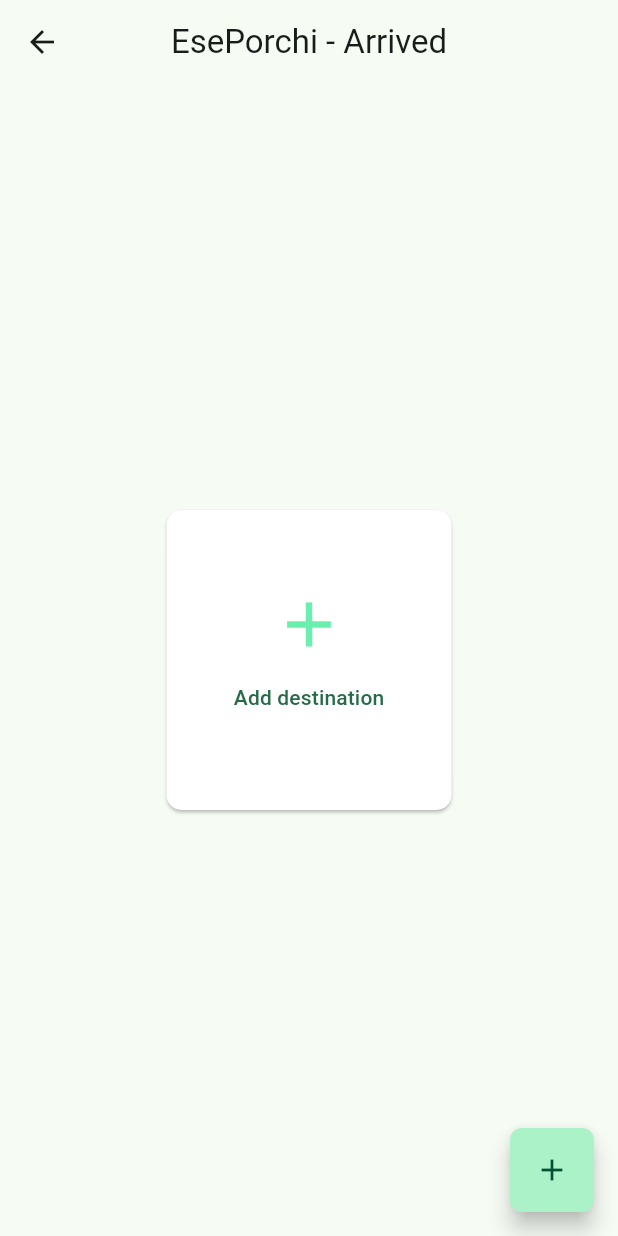
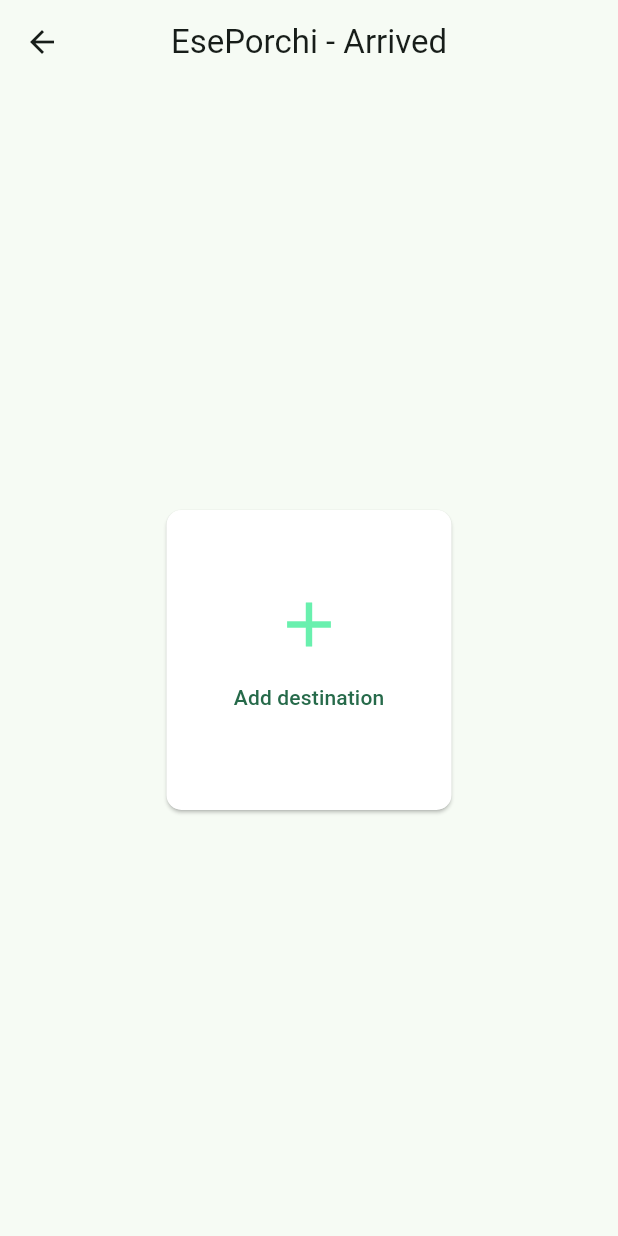
Before and after one commit to 0xAdiyat/EsePorchi-Arrived, a Flutter app: the screen it shows after launch, after a tap on "Schedule OneShot Alarm", on a phone screen of 412 x 824 dp. Run offline on Flutter 3.47's test engine with Material 2 defaults, Android fonts, the phone set to English and light mode, and no system bars; our stand-ins replace awesome_notifications, flutter_svg, geocoding, geolocator, google_maps_flutter and 1 more; missing offline and left inert: android_alarm_manager_plus, dart:ffi, geodesy.

Commit message:
Fixed some bug

```diff
--- a/ese_porchi/lib/main.dart
+++ b/ese_porchi/lib/main.dart
@@ -159,8 +159,8 @@
             ElevatedButton(
               key: const ValueKey('RegisterOneShotAlarm'),
               onPressed: () async {
-                Navigator.of(context).push(
-                    MaterialPageRoute(builder: (context) => const MainScreen()));
+                Navigator.of(context).push(MaterialPageRoute(
+                    builder: (context) => const MainScreen()));
                 await AndroidAlarmManager.oneShot(
                   const Duration(seconds: 5),
                   // Ensure we have a unique alarm ID.
--- a/ese_porchi/lib/screens/main_screen.dart
+++ b/ese_porchi/lib/screens/main_screen.dart
@@ -19,19 +19,15 @@ class _MainScreenState extends State<MainScreen> {
   int loadAlarmCount = 0;
   double currentLatitude = 0.0, currentLongitude = 0.0;
 
-  get navigateToSearchLocationScreen => Navigator.of(context)
-      .push(MaterialPageRoute(builder: (context) => SearchLocationScreen()));
-
   @override
   void initState() {
     super.initState();
     loadData().then((value) {
       setState(() {});
-    });
-
       if (loadAlarmCount != 0) {
         getCurrentLocation();
       }
+    });
   }
 
   void getCurrentLocation() async {
@@ -56,12 +52,22 @@ class _MainScreenState extends State<MainScreen> {
       destinationLatitude,
       destinationLongitude,
     );
+    print("Distance is: $distance  Triggered");
     if (distance <= 20) {
       AwesomeNotifications().createNotification(
         content: NotificationContent(
-          id: 10,
+          id: 35,
           channelKey: "basic_channel",
           title: "Simple_Notification",
+          body: "This is a simple notification",
+        ),
+      );
+    } else {
+      AwesomeNotifications().createNotification(
+        content: NotificationContent(
+          id: 53,
+          channelKey: "basic_channel",
+          title: "Its working",
           body: "This is a simple notification",
         ),
       );
@@ -105,20 +111,19 @@ class _MainScreenState extends State<MainScreen> {
   Future<void> loadData() async {
     SharedPreferences sp = await SharedPreferences.getInstance();
     loadAlarmCount = sp.getInt("alarm_count") ?? 0;
-    String destinationsJson = sp.getString("destinations") ?? "[]";
-    loadDestination = (jsonDecode(destinationsJson) as List<dynamic>)
-        .map((dynamic item) => (item as List<dynamic>)
-            .map((dynamic subItem) => subItem.toString())
-            .toList())
+    loadDestination.clear();
+    for (int i = 1; i <= loadAlarmCount; i++) {
+      String destinationJson = sp.getString("destinations_$i") ?? "[]";
+      List<String> destination = (jsonDecode(destinationJson) as List<dynamic>)
+          .map((dynamic item) => item.toString())
           .toList();
+      loadDestination.add(destination);
+    }
     print("Stored data $loadAlarmCount and $loadDestination");
   }
 
   @override
   Widget build(BuildContext context) {
-    if (loadAlarmCount != 0) {
-      getCurrentLocation();
-    }
     return Scaffold(
       appBar: AppBar(
         title: Text("EsePorchi - Arrived"),
@@ -126,8 +131,8 @@ class _MainScreenState extends State<MainScreen> {
       ),
       body: Stack(
         children: [
-          loadAlarmCount == 0
-              ? Center(
+          if (loadAlarmCount == 0)
+            Center(
               child: Card(
                 elevation: 1,
                 color: Colors.white,
@@ -149,8 +154,7 @@ class _MainScreenState extends State<MainScreen> {
                       TextButton(
                         onPressed: () {
                           Navigator.of(context).push(MaterialPageRoute(
-                                  builder: (context) =>
-                                      const SearchLocationScreen()));
+                              builder: (context) => SearchLocationScreen()));
                         },
                         child: Text("Add destination"),
                       ),
@@ -158,8 +162,9 @@ class _MainScreenState extends State<MainScreen> {
                   ),
                 ),
               ),
-                )
-              : ListView.builder(
+            ),
+          if (loadAlarmCount != 0)
+            ListView.builder(
               itemCount: loadDestination.length,
               padding: EdgeInsets.all(16),
               itemBuilder: (context, index) {
@@ -171,10 +176,9 @@ class _MainScreenState extends State<MainScreen> {
                       borderRadius: BorderRadius.circular(5),
                     ),
                     child: ListTile(
-                          contentPadding: EdgeInsets.symmetric(
-                              vertical: 12, horizontal: 16),
-                          leading:
-                              Icon(Icons.alarm, size: 32, color: Colors.green),
+                      contentPadding:
+                          EdgeInsets.symmetric(vertical: 12, horizontal: 16),
+                      leading: Icon(Icons.alarm, size: 32, color: Colors.green),
                       title: Text(
                         "Alarm ${index + 1}",
                         style: TextStyle(
@@ -189,11 +193,8 @@ class _MainScreenState extends State<MainScreen> {
                           color: Colors.grey[600],
                         ),
                       ),
-                          trailing: Icon(
-                            Icons.arrow_forward,
-                            size: 28,
-                            color: Colors.green,
-                          ),
+                      trailing: Icon(Icons.arrow_forward,
+                          size: 28, color: Colors.green),
                       onTap: () {
                         // Handle alarm selection
                       },
@@ -202,10 +203,10 @@ class _MainScreenState extends State<MainScreen> {
                 );
               },
             ),
-          Positioned(
-            bottom: 16,
-            right: 16,
-            child: FloatingActionButton(
+        ],
+      ),
+      floatingActionButton: loadAlarmCount != 0
+          ? FloatingActionButton(
               onPressed: () {
                 Navigator.of(context).push(MaterialPageRoute(
                     builder: (context) => SearchLocationScreen()));
@@ -214,10 +215,8 @@ class _MainScreenState extends State<MainScreen> {
               shape: RoundedRectangleBorder(
                 borderRadius: BorderRadius.circular(8),
               ),
-            ),
-          ),
-        ],
-      ),
+            )
+          : null,
     );
   }
 }
```
Also changed, not shown: ese_porchi/lib/maps_screen.dart (+4 -3 lines). Lines whose indentation alone changed are shown as unchanged.
